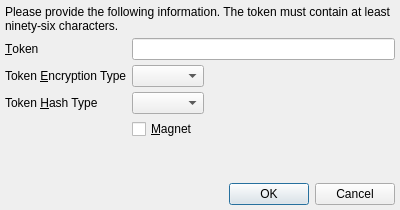
Above: branches/trunk/GoldBug-UI/spot-on-adaptive-echo-prompt.ui from textbrowser/spot-on before the change. Below: the same form after it.
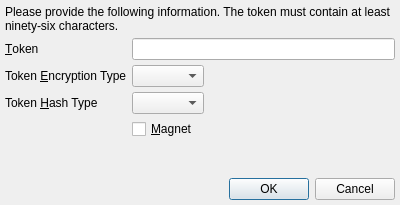
That is the form after the change. Icons and pictures are not drawn.

```diff
--- a/branches/trunk/GoldBug-UI/spot-on-adaptive-echo-prompt.ui
+++ b/branches/trunk/GoldBug-UI/spot-on-adaptive-echo-prompt.ui
@@ -7,7 +7,7 @@
     <x>0</x>
     <y>0</y>
     <width>400</width>
-    <height>210</height>
+    <height>205</height>
    </rect>
   </property>
   <property name="windowIcon">
```
Left out of the diff: 13 changed lines with no effect on the pictures.
